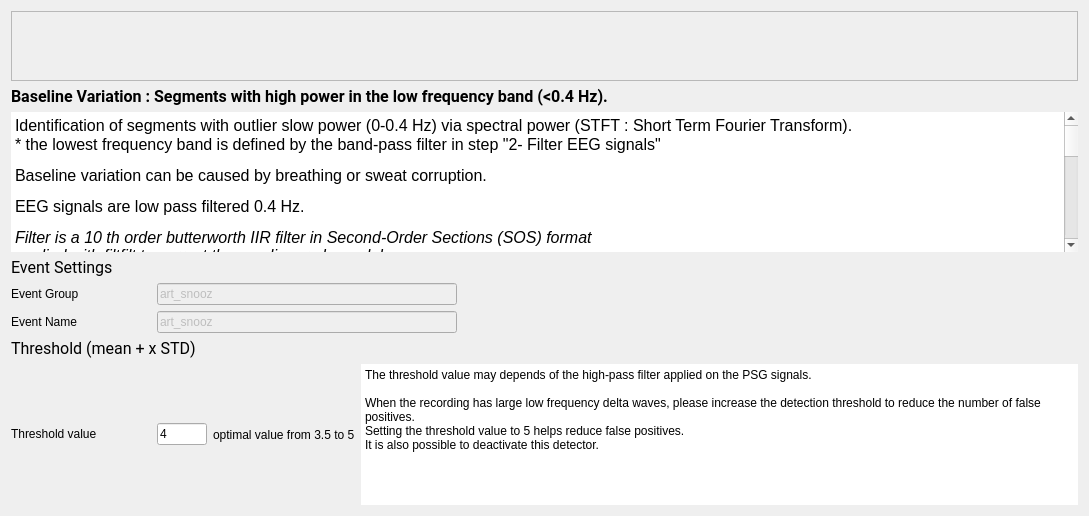
The window that tools/CEAMSTools/DetectArtifacts/BslVarStep/Ui_BslVarStep.ui (SnoozToolbox/snooz-package-ceams) describes before a commit, drawn with Qt 5.
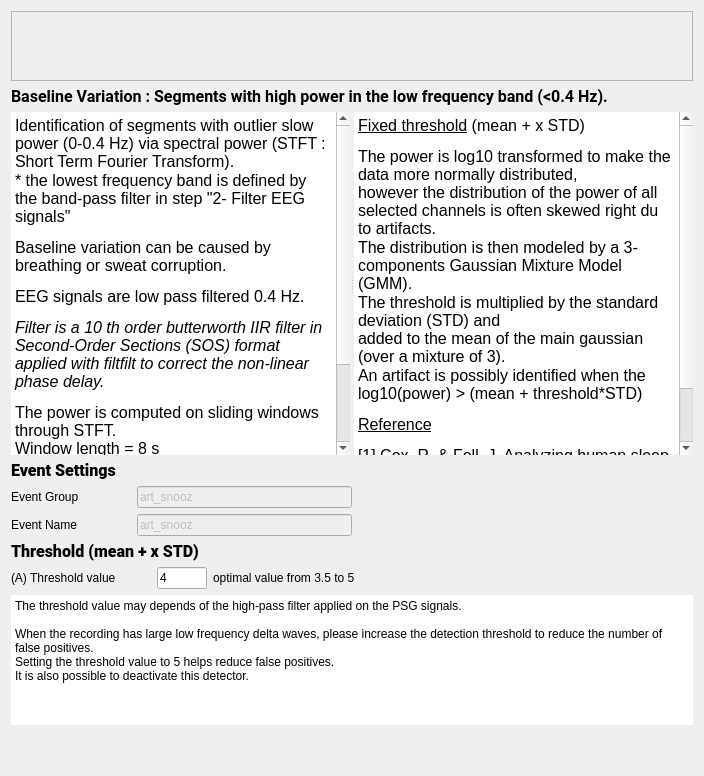
The same window after the commit. Icons and pictures are not drawn.

Commit message: Artifact detection offers two sets of default threshold values and excludes previously marked bad channels or bad epochs.

What changed in the file:
```diff
--- a/tools/CEAMSTools/DetectArtifacts/BslVarStep/Ui_BslVarStep.ui
+++ b/tools/CEAMSTools/DetectArtifacts/BslVarStep/Ui_BslVarStep.ui
@@ -6,8 +6,8 @@
    <rect>
     <x>0</x>
     <y>0</y>
-    <width>1089</width>
-    <height>516</height>
+    <width>704</width>
+    <height>776</height>
    </rect>
   </property>
   <property name="windowTitle">
@@ -55,15 +55,18 @@
      </widget>
     </widget>
    </item>
-   <item>
-    <layout class="QVBoxLayout" name="verticalLayout_4" stretch="0,0">
      <item>
       <widget class="QLabel" name="label_6">
+     <property name="sizePolicy">
+      <sizepolicy hsizetype="Preferred" vsizetype="Fixed">
+       <horstretch>0</horstretch>
+       <verstretch>0</verstretch>
+      </sizepolicy>
+     </property>
        <property name="font">
         <font>
          <family>Roboto</family>
          <pointsize>12</pointsize>
-         <weight>50</weight>
          <italic>false</italic>
          <bold>false</bold>
         </font>
@@ -74,29 +77,36 @@
       </widget>
      </item>
      <item>
-      <widget class="QTextEdit" name="textEdit">
+    <widget class="QSplitter" name="splitter">
+     <property name="sizePolicy">
+      <sizepolicy hsizetype="Expanding" vsizetype="Expanding">
+       <horstretch>0</horstretch>
+       <verstretch>0</verstretch>
+      </sizepolicy>
+     </property>
+     <property name="orientation">
+      <enum>Qt::Orientation::Horizontal</enum>
+     </property>
+     <widget class="QTextEdit" name="textEdit_2">
        <property name="minimumSize">
         <size>
          <width>0</width>
-         <height>0</height>
+        <height>250</height>
         </size>
        </property>
        <property name="frameShape">
-        <enum>QFrame::HLine</enum>
-       </property>
-       <property name="frameShadow">
-        <enum>QFrame::Plain</enum>
-       </property>
-       <property name="lineWidth">
-        <number>0</number>
+       <enum>QFrame::Shape::NoFrame</enum>
        </property>
        <property name="readOnly">
         <bool>true</bool>
        </property>
        <property name="html">
         <string>&lt;!DOCTYPE HTML PUBLIC &quot;-//W3C//DTD HTML 4.0//EN&quot; &quot;http://www.w3.org/TR/REC-html40/strict.dtd&quot;&gt;
-&lt;html&gt;&lt;head&gt;&lt;meta name=&quot;qrichtext&quot; content=&quot;1&quot; /&gt;&lt;style type=&quot;text/css&quot;&gt;
+&lt;html&gt;&lt;head&gt;&lt;meta name=&quot;qrichtext&quot; content=&quot;1&quot; /&gt;&lt;meta charset=&quot;utf-8&quot; /&gt;&lt;style type=&quot;text/css&quot;&gt;
 p, li { white-space: pre-wrap; }
+hr { height: 1px; border-width: 0; }
+li.unchecked::marker { content: &quot;\2610&quot;; }
+li.checked::marker { content: &quot;\2612&quot;; }
 &lt;/style&gt;&lt;/head&gt;&lt;body style=&quot; font-family:'Roboto'; font-size:12pt; font-weight:400; font-style:normal;&quot;&gt;
 &lt;p style=&quot; margin-top:0px; margin-bottom:0px; margin-left:0px; margin-right:0px; -qt-block-indent:0; text-indent:0px;&quot;&gt;&lt;span style=&quot; color:#000000;&quot;&gt;Identification of segments with outlier slow power (0-0.4 Hz) via spectral power (STFT : Short Term Fourier Transform).&lt;/span&gt;&lt;/p&gt;
 &lt;p style=&quot; margin-top:0px; margin-bottom:0px; margin-left:0px; margin-right:0px; -qt-block-indent:0; text-indent:0px;&quot;&gt;&lt;span style=&quot; color:#000000;&quot;&gt;* the lowest frequency band is defined by the band-pass filter in step &amp;quot;2- Filter EEG signals&amp;quot;&lt;/span&gt;&lt;/p&gt;
@@ -104,7 +114,36 @@
 &lt;p style=&quot; margin-top:12px; margin-bottom:12px; margin-left:0px; margin-right:0px; -qt-block-indent:0; text-indent:0px;&quot;&gt;&lt;span style=&quot; color:#000000;&quot;&gt;EEG signals are low pass filtered 0.4 Hz.&lt;/span&gt;&lt;/p&gt;
 &lt;p style=&quot; margin-top:12px; margin-bottom:12px; margin-left:0px; margin-right:0px; -qt-block-indent:0; text-indent:0px;&quot;&gt;&lt;span style=&quot; font-style:italic; color:#000000;&quot;&gt;Filter is a 10 th order butterworth IIR filter in Second-Order Sections (SOS) format &lt;br /&gt;applied with filtfilt to correct the non-linear phase delay.&lt;/span&gt;&lt;/p&gt;
 &lt;p style=&quot; margin-top:12px; margin-bottom:12px; margin-left:0px; margin-right:0px; -qt-block-indent:0; text-indent:0px;&quot;&gt;&lt;span style=&quot; color:#000000;&quot;&gt;The power is computed on sliding windows through STFT.&lt;br /&gt;Window length = 8 s&lt;br /&gt;Window step = 4 s&lt;/span&gt;&lt;/p&gt;
-&lt;p style=&quot; margin-top:12px; margin-bottom:12px; margin-left:0px; margin-right:0px; -qt-block-indent:0; text-indent:0px;&quot;&gt;&lt;span style=&quot; font-style:italic; color:#000000;&quot;&gt;The STFT is applied to integrate (sum) the signal power within a frequency range&lt;br /&gt; of the true spectrum (units² ex. µV²) as suggested in [1].&lt;/span&gt;&lt;/p&gt;
+&lt;p style=&quot; margin-top:12px; margin-bottom:12px; margin-left:0px; margin-right:0px; -qt-block-indent:0; text-indent:0px;&quot;&gt;&lt;span style=&quot; font-style:italic; color:#000000;&quot;&gt;The STFT is applied to integrate (sum) the signal power within a frequency range&lt;br /&gt; of the true spectrum (units² ex. µV²) as suggested in [1].&lt;/span&gt;&lt;/p&gt;&lt;/body&gt;&lt;/html&gt;</string>
+      </property>
+     </widget>
+     <widget class="QTextEdit" name="textEdit">
+      <property name="minimumSize">
+       <size>
+        <width>0</width>
+        <height>250</height>
+       </size>
+      </property>
+      <property name="frameShape">
+       <enum>QFrame::Shape::NoFrame</enum>
+      </property>
+      <property name="frameShadow">
+       <enum>QFrame::Shadow::Sunken</enum>
+      </property>
+      <property name="lineWidth">
+       <number>1</number>
+      </property>
+      <property name="readOnly">
+       <bool>true</bool>
+      </property>
+      <property name="html">
+       <string>&lt;!DOCTYPE HTML PUBLIC &quot;-//W3C//DTD HTML 4.0//EN&quot; &quot;http://www.w3.org/TR/REC-html40/strict.dtd&quot;&gt;
+&lt;html&gt;&lt;head&gt;&lt;meta name=&quot;qrichtext&quot; content=&quot;1&quot; /&gt;&lt;meta charset=&quot;utf-8&quot; /&gt;&lt;style type=&quot;text/css&quot;&gt;
+p, li { white-space: pre-wrap; }
+hr { height: 1px; border-width: 0; }
+li.unchecked::marker { content: &quot;\2610&quot;; }
+li.checked::marker { content: &quot;\2612&quot;; }
+&lt;/style&gt;&lt;/head&gt;&lt;body style=&quot; font-family:'Roboto'; font-size:12pt; font-weight:400; font-style:normal;&quot;&gt;
 &lt;p style=&quot; margin-top:12px; margin-bottom:12px; margin-left:0px; margin-right:0px; -qt-block-indent:0; text-indent:0px;&quot;&gt;&lt;span style=&quot; text-decoration: underline; color:#000000;&quot;&gt;Fixed threshold&lt;/span&gt;&lt;span style=&quot; color:#000000;&quot;&gt; (mean + x STD)&lt;/span&gt;&lt;/p&gt;
 &lt;p style=&quot; margin-top:0px; margin-bottom:0px; margin-left:0px; margin-right:0px; -qt-block-indent:0; text-indent:0px;&quot;&gt;The power is log10 transformed to make the data more normally distributed, &lt;br /&gt;however the distribution of the power of all selected channels is often skewed right du to artifacts.&lt;/p&gt;
 &lt;p style=&quot; margin-top:0px; margin-bottom:0px; margin-left:0px; margin-right:0px; -qt-block-indent:0; text-indent:0px;&quot;&gt;The distribution is then modeled by a 3-components Gaussian Mixture Model (GMM).&lt;/p&gt;
@@ -114,36 +153,46 @@
 &lt;p style=&quot; margin-top:12px; margin-bottom:12px; margin-left:0px; margin-right:0px; -qt-block-indent:0; text-indent:0px;&quot;&gt;&lt;span style=&quot; color:#000000;&quot;&gt;[1] Cox, R. &amp;amp; Fell, J. Analyzing human sleep EEG: A methodological primer with code implementation. &lt;br /&gt;Sleep Medicine Reviews54, 101353 (2020).&lt;/span&gt;&lt;/p&gt;&lt;/body&gt;&lt;/html&gt;</string>
        </property>
       </widget>
-     </item>
-    </layout>
+    </widget>
    </item>
    <item>
-    <layout class="QHBoxLayout" name="horizontalLayout_3">
+    <layout class="QHBoxLayout" name="horizontalLayout_5">
      <item>
       <layout class="QVBoxLayout" name="verticalLayout">
        <item>
         <widget class="QLabel" name="label_4">
+         <property name="sizePolicy">
+          <sizepolicy hsizetype="Preferred" vsizetype="Fixed">
+           <horstretch>0</horstretch>
+           <verstretch>0</verstretch>
+          </sizepolicy>
+         </property>
          <property name="font">
           <font>
            <family>Roboto</family>
            <pointsize>12</pointsize>
-           <weight>50</weight>
            <italic>false</italic>
            <bold>false</bold>
           </font>
          </property>
          <property name="text">
-          <string>Event Settings</string>
+          <string>&lt;html&gt;&lt;head/&gt;&lt;body&gt;&lt;p&gt;&lt;span style=&quot; font-weight:700;&quot;&gt;Event Settings&lt;/span&gt;&lt;/p&gt;&lt;/body&gt;&lt;/html&gt;</string>
          </property>
         </widget>
        </item>
        <item>
-        <layout class="QFormLayout" name="formLayout">
-         <item row="0" column="0">
+        <layout class="QHBoxLayout" name="horizontalLayout_3">
+         <item>
           <widget class="QLabel" name="label_3">
+           <property name="sizePolicy">
+            <sizepolicy hsizetype="Fixed" vsizetype="Fixed">
+             <horstretch>0</horstretch>
+             <verstretch>0</verstretch>
+            </sizepolicy>
+           </property>
            <property name="minimumSize">
             <size>
-             <width>140</width>
+             <width>120</width>
              <height>0</height>
             </size>
            </property>
@@ -152,7 +201,7 @@
            </property>
           </widget>
          </item>
-         <item row="0" column="1">
+         <item>
           <widget class="QLineEdit" name="group_lineEdit">
            <property name="enabled">
             <bool>false</bool>
@@ -171,14 +220,30 @@
            </property>
           </widget>
          </item>
-         <item row="1" column="0">
+        </layout>
+       </item>
+       <item>
+        <layout class="QHBoxLayout" name="horizontalLayout_4">
+         <item>
           <widget class="QLabel" name="label_11">
+           <property name="sizePolicy">
+            <sizepolicy hsizetype="Fixed" vsizetype="Fixed">
+             <horstretch>0</horstretch>
+             <verstretch>0</verstretch>
+            </sizepolicy>
+           </property>
+           <property name="minimumSize">
+            <size>
+             <width>120</width>
+             <height>0</height>
+            </size>
+           </property>
            <property name="text">
             <string>Event Name</string>
            </property>
           </widget>
          </item>
-         <item row="1" column="1">
+         <item>
           <widget class="QLineEdit" name="name_lineEdit">
            <property name="enabled">
             <bool>false</bool>
@@ -221,18 +286,23 @@
    </item>
    <item>
     <widget class="QLabel" name="label">
+     <property name="sizePolicy">
+      <sizepolicy hsizetype="Preferred" vsizetype="Fixed">
+       <horstretch>0</horstretch>
+       <verstretch>0</verstretch>
+      </sizepolicy>
+     </property>
      <property name="font">
       <font>
        <family>Roboto</family>
        <pointsize>12</pointsize>
-       <weight>50</weight>
        <italic>false</italic>
        <bold>false</bold>
        <stylestrategy>PreferAntialias</stylestrategy>
       </font>
      </property>
      <property name="text">
-      <string>&lt;html&gt;&lt;head/&gt;&lt;body&gt;&lt;p&gt;Threshold (mean + x STD)&lt;/p&gt;&lt;/body&gt;&lt;/html&gt;</string>
+      <string>&lt;html&gt;&lt;head/&gt;&lt;body&gt;&lt;p&gt;&lt;span style=&quot; font-weight:700;&quot;&gt;Threshold (mean + x STD)&lt;/span&gt;&lt;/p&gt;&lt;/body&gt;&lt;/html&gt;</string>
      </property>
     </widget>
    </item>
@@ -240,6 +310,12 @@
     <layout class="QHBoxLayout" name="horizontalLayout_2">
      <item>
       <widget class="QLabel" name="label_5">
+       <property name="sizePolicy">
+        <sizepolicy hsizetype="Preferred" vsizetype="Fixed">
+         <horstretch>0</horstretch>
+         <verstretch>0</verstretch>
+        </sizepolicy>
+       </property>
        <property name="minimumSize">
         <size>
          <width>140</width>
@@ -250,7 +326,7 @@
         <number>0</number>
        </property>
        <property name="text">
-        <string>&lt;html&gt;&lt;head/&gt;&lt;body&gt;&lt;p&gt;Threshold value&lt;/p&gt;&lt;/body&gt;&lt;/html&gt;</string>
+        <string>&lt;html&gt;&lt;head/&gt;&lt;body&gt;&lt;p&gt;(A) Threshold value&lt;/p&gt;&lt;/body&gt;&lt;/html&gt;</string>
        </property>
        <property name="textFormat">
         <enum>Qt::RichText</enum>
@@ -275,6 +351,12 @@
      </item>
      <item>
       <widget class="QLabel" name="label_2">
+       <property name="sizePolicy">
+        <sizepolicy hsizetype="Preferred" vsizetype="Fixed">
+         <horstretch>0</horstretch>
+         <verstretch>0</verstretch>
+        </sizepolicy>
+       </property>
        <property name="maximumSize">
         <size>
          <width>200</width>
@@ -288,11 +370,26 @@
         <set>Qt::AlignLeading|Qt::AlignLeft|Qt::AlignVCenter</set>
        </property>
       </widget>
+     </item>
+     <item>
+      <spacer name="horizontalSpacer">
+       <property name="orientation">
+        <enum>Qt::Orientation::Horizontal</enum>
+       </property>
+       <property name="sizeHint" stdset="0">
+        <size>
+         <width>40</width>
+         <height>20</height>
+        </size>
+       </property>
+      </spacer>
+     </item>
+    </layout>
      </item>
      <item>
       <widget class="QPlainTextEdit" name="plainTextEdit">
        <property name="sizePolicy">
-        <sizepolicy hsizetype="Expanding" vsizetype="Preferred">
+      <sizepolicy hsizetype="Expanding" vsizetype="Expanding">
          <horstretch>0</horstretch>
          <verstretch>0</verstretch>
         </sizepolicy>
@@ -306,17 +403,17 @@
        <property name="maximumSize">
         <size>
          <width>16777215</width>
-         <height>16777215</height>
+       <height>130</height>
         </size>
        </property>
        <property name="frameShape">
-        <enum>QFrame::HLine</enum>
+      <enum>QFrame::Shape::NoFrame</enum>
        </property>
        <property name="frameShadow">
-        <enum>QFrame::Plain</enum>
+      <enum>QFrame::Shadow::Sunken</enum>
        </property>
        <property name="lineWidth">
-        <number>0</number>
+      <number>1</number>
        </property>
        <property name="readOnly">
         <bool>true</bool>
@@ -330,7 +427,21 @@
        </property>
       </widget>
      </item>
-    </layout>
+   <item>
+    <spacer name="verticalSpacer">
+     <property name="orientation">
+      <enum>Qt::Orientation::Vertical</enum>
+     </property>
+     <property name="sizeType">
+      <enum>QSizePolicy::Policy::Preferred</enum>
+     </property>
+     <property name="sizeHint" stdset="0">
+      <size>
+       <width>20</width>
+       <height>40</height>
+      </size>
+     </property>
+    </spacer>
    </item>
   </layout>
  </widget>
```
Left out of the diff: 10 changed lines with no effect on the pictures. Lines whose indentation alone changed are shown as unchanged. The commit also changes 33 other files.
